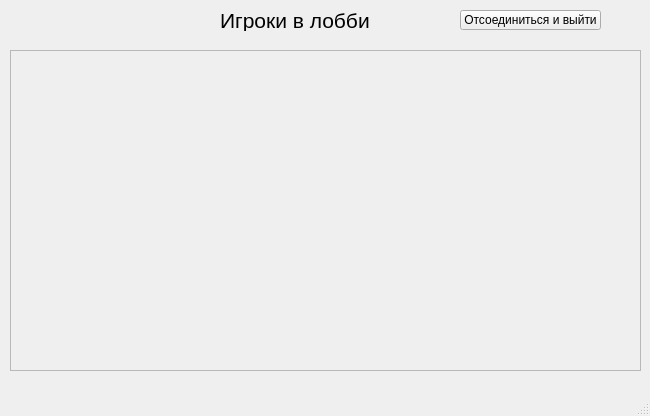
Harambl/SeaBattle, file SeaRaider/mainwindow.ui: the form before one commit.
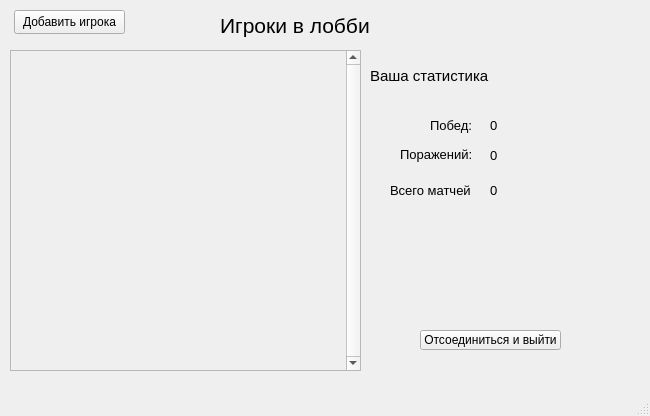
The form after the commit.

```diff
--- a/SeaRaider/mainwindow.ui
+++ b/SeaRaider/mainwindow.ui
@@ -255,8 +255,8 @@
        <rect>
         <x>220</x>
         <y>10</y>
-        <width>151</width>
-        <height>21</height>
+        <width>161</width>
+        <height>31</height>
        </rect>
       </property>
       <property name="font">
@@ -271,8 +271,8 @@
      <widget class="QPushButton" name="Quit_button">
       <property name="geometry">
        <rect>
-        <x>460</x>
-        <y>10</y>
+        <x>420</x>
+        <y>330</y>
         <width>141</width>
         <height>20</height>
        </rect>
@@ -286,10 +286,13 @@
        <rect>
         <x>10</x>
         <y>50</y>
-        <width>631</width>
+        <width>351</width>
         <height>321</height>
        </rect>
       </property>
+      <property name="verticalScrollBarPolicy">
+       <enum>Qt::ScrollBarPolicy::ScrollBarAlwaysOn</enum>
+      </property>
       <property name="widgetResizable">
        <bool>true</bool>
       </property>
@@ -298,27 +301,181 @@
         <rect>
          <x>0</x>
          <y>0</y>
-         <width>629</width>
+         <width>332</width>
          <height>319</height>
         </rect>
        </property>
-       <widget class="QWidget" name="verticalLayoutWidget">
-        <property name="geometry">
-         <rect>
-          <x>9</x>
-          <y>9</y>
-          <width>611</width>
-          <height>301</height>
-         </rect>
-        </property>
-        <layout class="QVBoxLayout" name="PlayersLayout">
-         <property name="sizeConstraint">
-          <enum>QLayout::SizeConstraint::SetFixedSize</enum>
-         </property>
-        </layout>
-       </widget>
+       <property name="sizePolicy">
+        <sizepolicy hsizetype="Expanding" vsizetype="Expanding">
+         <horstretch>0</horstretch>
+         <verstretch>0</verstretch>
+        </sizepolicy>
+       </property>
+       <property name="layoutDirection">
+        <enum>Qt::LayoutDirection::LeftToRight</enum>
+       </property>
       </widget>
      </widget>
+     <widget class="QPushButton" name="Add_button">
+      <property name="geometry">
+       <rect>
+        <x>14</x>
+        <y>10</y>
+        <width>111</width>
+        <height>24</height>
+       </rect>
+      </property>
+      <property name="text">
+       <string>Добавить игрока</string>
+      </property>
+      <property name="checkable">
+       <bool>false</bool>
+      </property>
+     </widget>
+     <widget class="QLabel" name="YourLb">
+      <property name="geometry">
+       <rect>
+        <x>370</x>
+        <y>60</y>
+        <width>121</width>
+        <height>31</height>
+       </rect>
+      </property>
+      <property name="font">
+       <font>
+        <pointsize>11</pointsize>
+       </font>
+      </property>
+      <property name="text">
+       <string>Ваша статистика</string>
+      </property>
+     </widget>
+     <widget class="QLabel" name="UserLb">
+      <property name="geometry">
+       <rect>
+        <x>490</x>
+        <y>60</y>
+        <width>131</width>
+        <height>31</height>
+       </rect>
+      </property>
+      <property name="font">
+       <font>
+        <pointsize>11</pointsize>
+       </font>
+      </property>
+      <property name="text">
+       <string/>
+      </property>
+     </widget>
+     <widget class="QLabel" name="WinLb">
+      <property name="geometry">
+       <rect>
+        <x>430</x>
+        <y>110</y>
+        <width>51</width>
+        <height>31</height>
+       </rect>
+      </property>
+      <property name="font">
+       <font>
+        <pointsize>10</pointsize>
+       </font>
+      </property>
+      <property name="text">
+       <string>Побед:</string>
+      </property>
+     </widget>
+     <widget class="QLabel" name="WinLb2">
+      <property name="geometry">
+       <rect>
+        <x>490</x>
+        <y>110</y>
+        <width>71</width>
+        <height>31</height>
+       </rect>
+      </property>
+      <property name="font">
+       <font>
+        <pointsize>10</pointsize>
+       </font>
+      </property>
+      <property name="text">
+       <string>0</string>
+      </property>
+     </widget>
+     <widget class="QLabel" name="LoseLb">
+      <property name="geometry">
+       <rect>
+        <x>400</x>
+        <y>139</y>
+        <width>81</width>
+        <height>31</height>
+       </rect>
+      </property>
+      <property name="font">
+       <font>
+        <pointsize>10</pointsize>
+       </font>
+      </property>
+      <property name="text">
+       <string>Поражений:</string>
+      </property>
+     </widget>
+     <widget class="QLabel" name="LoseLb2">
+      <property name="geometry">
+       <rect>
+        <x>490</x>
+        <y>135</y>
+        <width>61</width>
+        <height>41</height>
+       </rect>
+      </property>
+      <property name="font">
+       <font>
+        <pointsize>10</pointsize>
+       </font>
+      </property>
+      <property name="text">
+       <string>0</string>
+      </property>
+     </widget>
+     <widget class="QLabel" name="MatchLb">
+      <property name="geometry">
+       <rect>
+        <x>390</x>
+        <y>175</y>
+        <width>81</width>
+        <height>31</height>
+       </rect>
+      </property>
+      <property name="font">
+       <font>
+        <pointsize>10</pointsize>
+       </font>
+      </property>
+      <property name="text">
+       <string>Всего матчей:</string>
+      </property>
+     </widget>
+     <widget class="QLabel" name="MatchLb_2">
+      <property name="geometry">
+       <rect>
+        <x>490</x>
+        <y>170</y>
+        <width>49</width>
+        <height>41</height>
+       </rect>
+      </property>
+      <property name="font">
+       <font>
+        <pointsize>10</pointsize>
+       </font>
+      </property>
+      <property name="text">
+       <string>0</string>
+      </property>
+     </widget>
     </widget>
     <widget class="QWidget" name="Select_pg"/>
     <widget class="QWidget" name="Game_pg">
```
Left out of the diff: 28 changed lines with no effect on the pictures.
